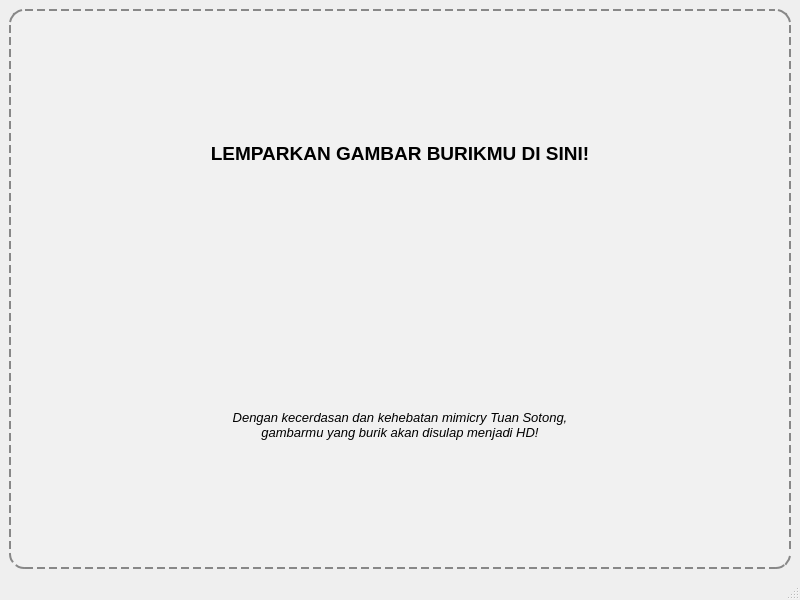
First picture: the form in App/main_window.ui, repository mudrikam/SotongHD, before the edit.
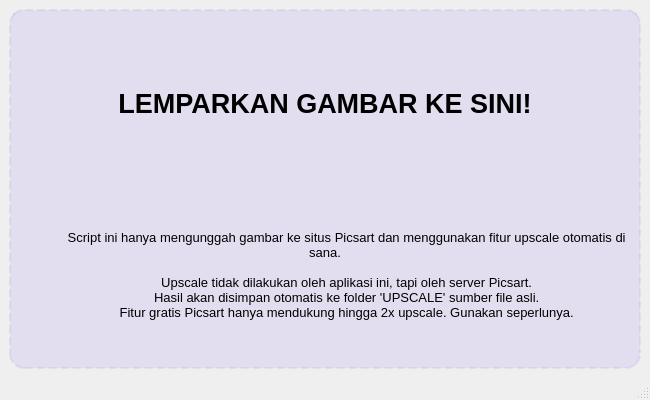
Second picture: the form after the edit.

Commit message: Update main window layout and enhance drag-and-drop functionality

The edit to the form file:
```diff
--- a/App/main_window.ui
+++ b/App/main_window.ui
@@ -6,8 +6,8 @@
    <rect>
     <x>0</x>
     <y>0</y>
-    <width>800</width>
-    <height>600</height>
+    <width>650</width>
+    <height>400</height>
    </rect>
   </property>
   <property name="windowTitle">
@@ -33,9 +33,9 @@
         </property>
         <property name="styleSheet">
          <string>QFrame#dropFrame {
-  border: 2px dashed #888888;
+  border: 2px dashed rgba(88, 29, 239, 0.08);
   border-radius: 15px;
-  background-color: rgba(255, 255, 255, 30);
+  background-color: rgba(88, 29, 239, 0.08);
 }
 </string>
         </property>
@@ -44,12 +44,12 @@
           <widget class="QLabel" name="titleLabel">
            <property name="font">
             <font>
-             <pointsize>14</pointsize>
+             <pointsize>20</pointsize>
              <bold>true</bold>
             </font>
            </property>
            <property name="text">
-            <string>LEMPARKAN GAMBAR BURIKMU DI SINI!</string>
+            <string>LEMPARKAN GAMBAR KE SINI!</string>
            </property>
            <property name="alignment">
             <set>Qt::AlignCenter</set>
@@ -61,12 +61,17 @@
            <property name="font">
             <font>
              <pointsize>10</pointsize>
-             <italic>true</italic>
+             <italic>false</italic>
             </font>
            </property>
            <property name="text">
-            <string>Dengan kecerdasan dan kehebatan mimicry Tuan Sotong,
-gambarmu yang burik akan disulap menjadi HD!</string>
+            <string>
+            Script ini hanya mengunggah gambar ke situs Picsart dan menggunakan fitur upscale otomatis di sana.
+
+            Upscale tidak dilakukan oleh aplikasi ini, tapi oleh server Picsart.
+            Hasil akan disimpan otomatis ke folder 'UPSCALE' sumber file asli. 
+            Fitur gratis Picsart hanya mendukung hingga 2x upscale. Gunakan seperlunya.
+            </string>
            </property>
            <property name="alignment">
             <set>Qt::AlignCenter</set>
```
Left out of the diff: 12 changed lines with no effect on the pictures. The commit also changes 2 other files.
